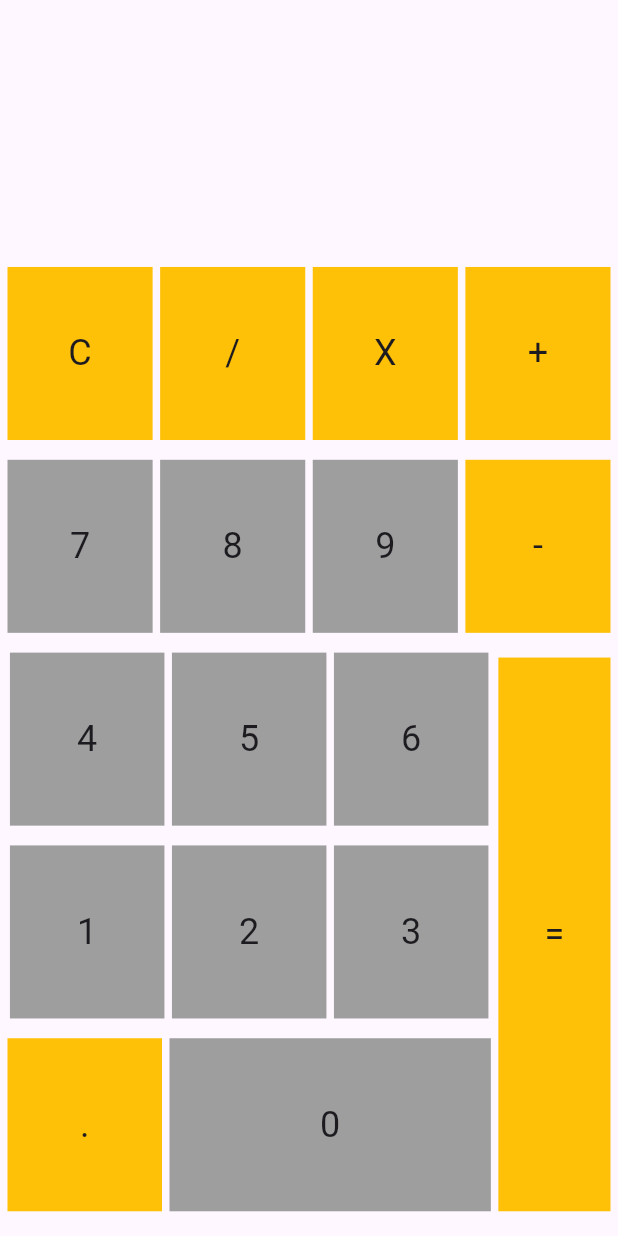
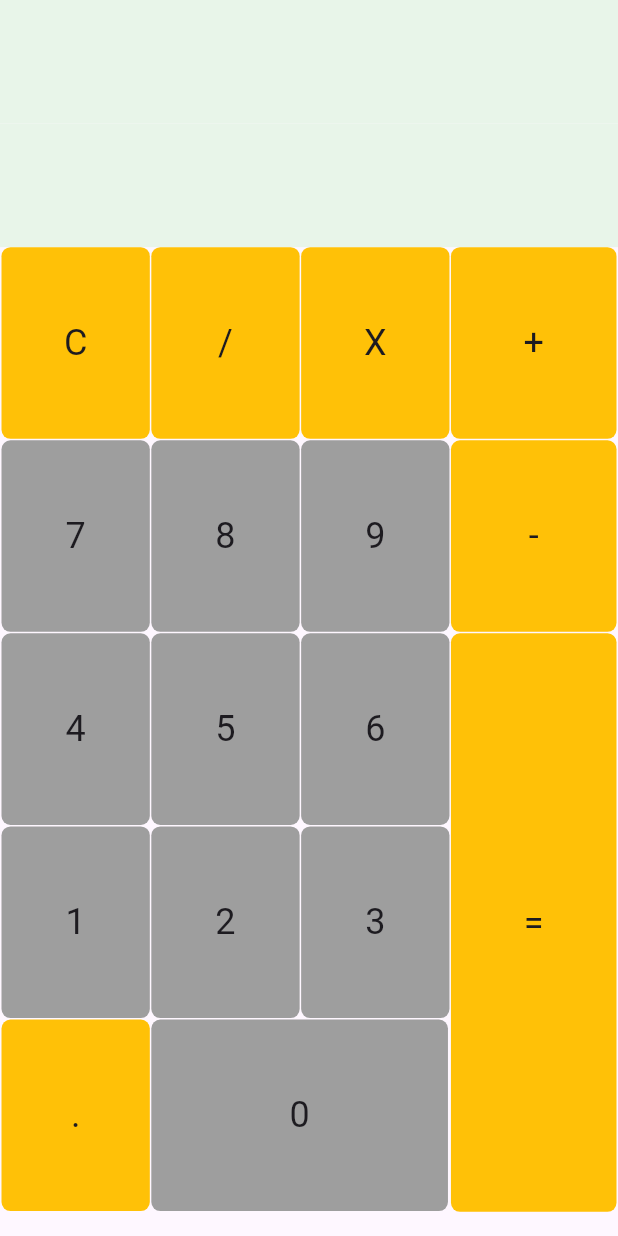
Before and after one commit to jfabiosan/flutterando_calculator, a Flutter app: the screen it shows after launch, on a phone screen of 412 x 824 dp. Run offline on Flutter 3.47's test engine with Material 3 defaults, Android fonts, the light colour scheme and no system bars; our stand-ins replace gap.

Commit message:
Responsividade OK

```diff
--- a/lib/custom_buttom.dart
+++ b/lib/custom_buttom.dart
@@ -23,8 +23,11 @@ class CustomButtom extends StatelessWidget {
         onValueText(textButton);
       },
       child: Container(
+        decoration: BoxDecoration(
+          borderRadius: BorderRadius.circular(6),
+          color: colorButton,
+        ),
         alignment: Alignment.center,
-        color: colorButton,
         height: height,
         width: width,
         child: Text(
--- a/lib/display_calc.dart
+++ b/lib/display_calc.dart
@@ -17,12 +17,17 @@ class DisplayCalc extends StatefulWidget {
 class _DisplayCalcState extends State<DisplayCalc> {
   @override
   Widget build(BuildContext context) {
+    final size = MediaQuery.sizeOf(context);
+    final displayHeight = size.height * 0.10;
+    final displayWidth = size.width;
     return Expanded(
       child: Column(
         children: [
           Container(
+            color: Colors.green.shade50,
             alignment: Alignment.bottomRight,
-            width: MediaQuery.sizeOf(context).width,
+            width: displayWidth,
+            height: displayHeight,
             child: Text(
               widget.valueCurrent,
               style: const TextStyle(
@@ -31,8 +36,10 @@ class _DisplayCalcState extends State<DisplayCalc> {
             ),
           ),
           Container(
+            color: Colors.green.shade50,
             alignment: Alignment.bottomRight,
-            width: MediaQuery.sizeOf(context).width,
+            width: displayWidth,
+            height: displayHeight,
             child: Text(
               widget.valueDisplay,
               style: const TextStyle(
--- a/lib/keyboard.dart
+++ b/lib/keyboard.dart
@@ -12,49 +12,42 @@ class Keyboard extends StatelessWidget {
   @override
   Widget build(BuildContext context) {
     final size = MediaQuery.sizeOf(context);
-    final marginSize = size.height * 0.016;
 
-    final buttonWidth = size.width * 0.25;
-    final buttonHeight = size.height * 0.14;
+    final buttonWidth = size.width * 0.24;
+    final buttonZero = size.width * 0.48;
+    final buttonHeight = size.height * 0.155;
+    final buttonEquals = size.height * 0.468;
 
-    const double space = 5;
+    const double space = 1;
 
     return Column(
+      crossAxisAlignment: CrossAxisAlignment.stretch,
       children: [
-        Padding(
-          padding: EdgeInsets.only(top: marginSize, bottom: marginSize),
-          child: Row(
-            mainAxisAlignment: MainAxisAlignment.center,
+        Row(
           children: [
             const Gap(space),
-              Expanded(
-                child: CustomButtom(
+            CustomButtom(
               height: buttonHeight,
               width: buttonWidth,
               textButton: 'C',
               colorButton: Colors.amber,
               onValueText: numberPressed,
             ),
-              ),
             const Gap(space),
-              Expanded(
-                child: CustomButtom(
+            CustomButtom(
               height: buttonHeight,
               width: buttonWidth,
               textButton: '/',
               colorButton: Colors.amber,
               onValueText: numberPressed,
             ),
-              ),
             const Gap(space),
-              Expanded(
-                child: CustomButtom(
+            CustomButtom(
               height: buttonHeight,
               width: buttonWidth,
               textButton: 'X',
               colorButton: Colors.amber,
               onValueText: numberPressed,
-                ),
             ),
             const Gap(space),
             Expanded(
@@ -69,39 +62,32 @@ class Keyboard extends StatelessWidget {
             const Gap(space),
           ],
         ),
-        ),
+        const Gap(space),
         Row(
-          mainAxisAlignment: MainAxisAlignment.center,
           children: [
             const Gap(space),
-            Expanded(
-              child: CustomButtom(
+            CustomButtom(
               height: buttonHeight,
               width: buttonWidth,
               textButton: '7',
               colorButton: Colors.grey,
               onValueText: numberPressed,
             ),
-            ),
             const Gap(space),
-            Expanded(
-              child: CustomButtom(
+            CustomButtom(
               height: buttonHeight,
               width: buttonWidth,
               textButton: '8',
               colorButton: Colors.grey,
               onValueText: numberPressed,
             ),
-            ),
             const Gap(space),
-            Expanded(
-              child: CustomButtom(
+            CustomButtom(
               height: buttonHeight,
               width: buttonWidth,
               textButton: '9',
               colorButton: Colors.grey,
               onValueText: numberPressed,
-              ),
             ),
             const Gap(space),
             Expanded(
@@ -116,17 +102,16 @@ class Keyboard extends StatelessWidget {
             const Gap(space),
           ],
         ),
-        Expanded(
-          child: Row(
-            mainAxisAlignment: MainAxisAlignment.center,
+        Row(
+          crossAxisAlignment: CrossAxisAlignment.start,
           children: [
             Column(
+              crossAxisAlignment: CrossAxisAlignment.start,
               children: [
-                  Padding(
-                    padding:
-                        EdgeInsets.only(top: marginSize, bottom: marginSize),
-                    child: Row(
+                const Gap(space),
+                Row(
                   children: [
+                    const Gap(space),
                     CustomButtom(
                       height: buttonHeight,
                       width: buttonWidth,
@@ -152,7 +137,7 @@ class Keyboard extends StatelessWidget {
                     ),
                   ],
                 ),
-                  ),
+                const Gap(space),
                 Row(
                   children: [
                     const Gap(space),
@@ -182,11 +167,8 @@ class Keyboard extends StatelessWidget {
                     const Gap(space),
                   ],
                 ),
-                  Padding(
-                    padding:
-                        EdgeInsets.only(top: marginSize, bottom: marginSize),
-                    child: Row(
-                      crossAxisAlignment: CrossAxisAlignment.start,
+                const Gap(space),
+                Row(
                   children: [
                     const Gap(space),
                     CustomButtom(
@@ -199,30 +181,29 @@ class Keyboard extends StatelessWidget {
                     const Gap(space),
                     CustomButtom(
                       height: buttonHeight,
-                          width: buttonWidth * 2.08,
+                      width: buttonZero,
                       textButton: '0',
                       colorButton: Colors.grey,
-                          // width: buttonWidth * 2,
                       onValueText: numberPressed,
                     ),
                     const Gap(space),
                   ],
                 ),
-                  ),
               ],
             ),
             Expanded(
+              child: Padding(
+                padding: const EdgeInsets.only(top: space),
                 child: CustomButtom(
-                  height: buttonHeight * 3.2,
-                  width: buttonWidth,
+                  height: buttonEquals,
                   textButton: '=',
                   colorButton: Colors.amber,
                   onValueText: numberPressed,
                 ),
               ),
+            ),
             const Gap(space),
           ],
-          ),
         ),
       ],
     );
```
Also changed, not shown: pubspec.lock, 2 other files. Lines whose indentation alone changed are shown as unchanged.
